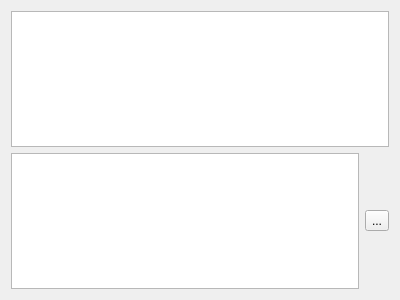
The window that components/videoplayer.ui (MichaelZhao21/simple-editor) describes before a commit, drawn with Qt 5.
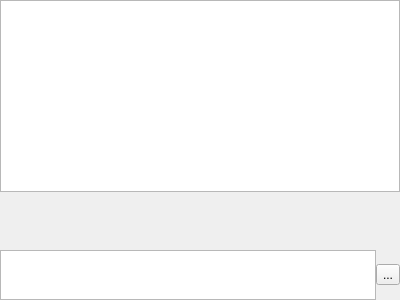
The same window after the commit. Custom widgets are drawn as their Qt base class.

Commit message: Added video scrubber component

Patch:
```diff
--- a/components/videoplayer.ui
+++ b/components/videoplayer.ui
@@ -14,22 +14,76 @@
    <string>Form</string>
   </property>
   <layout class="QGridLayout" name="gridLayout">
+   <property name="leftMargin">
+    <number>0</number>
+   </property>
+   <property name="topMargin">
+    <number>0</number>
+   </property>
+   <property name="rightMargin">
+    <number>0</number>
+   </property>
+   <property name="bottomMargin">
+    <number>0</number>
+   </property>
+   <property name="spacing">
+    <number>0</number>
+   </property>
    <item row="0" column="0">
     <layout class="QVBoxLayout" name="verticalLayout">
+     <property name="spacing">
+      <number>0</number>
+     </property>
      <item>
       <widget class="QGraphicsView" name="graphicsView"/>
      </item>
      <item>
-      <layout class="QHBoxLayout" name="toolbar">
+      <layout class="QVBoxLayout" name="toolbar">
        <item>
-        <widget class="QTextBrowser" name="timeText"/>
-       </item>
-       <item>
-        <widget class="QToolButton" name="playPause">
-         <property name="text">
-          <string>...</string>
+        <layout class="QHBoxLayout" name="scrubber">
+         <property name="spacing">
+          <number>0</number>
          </property>
-        </widget>
+         <item>
+          <widget class="Scrubber" name="scrubberDisplay" native="true"/>
+         </item>
+        </layout>
+       </item>
+       <item>
+        <layout class="QHBoxLayout" name="actionButtons">
+         <item>
+          <widget class="QTextBrowser" name="timeText">
+           <property name="maximumSize">
+            <size>
+             <width>16777215</width>
+             <height>50</height>
+            </size>
+           </property>
+           <property name="baseSize">
+            <size>
+             <width>0</width>
+             <height>0</height>
+            </size>
+           </property>
+           <property name="font">
+            <font>
+             <family>Roboto</family>
+             <pointsize>16</pointsize>
+            </font>
+           </property>
+           <property name="frameShadow">
+            <enum>QFrame::Plain</enum>
+           </property>
+          </widget>
+         </item>
+         <item>
+          <widget class="QToolButton" name="playPause">
+           <property name="text">
+            <string>...</string>
+           </property>
+          </widget>
+         </item>
+        </layout>
        </item>
       </layout>
      </item>
@@ -37,6 +91,14 @@
    </item>
   </layout>
  </widget>
+ <customwidgets>
+  <customwidget>
+   <class>Scrubber</class>
+   <extends>QWidget</extends>
+   <header>scrubber.h</header>
+   <container>1</container>
+  </customwidget>
+ </customwidgets>
  <resources/>
  <connections/>
 </ui>
```
The commit also changes 5 other files.
